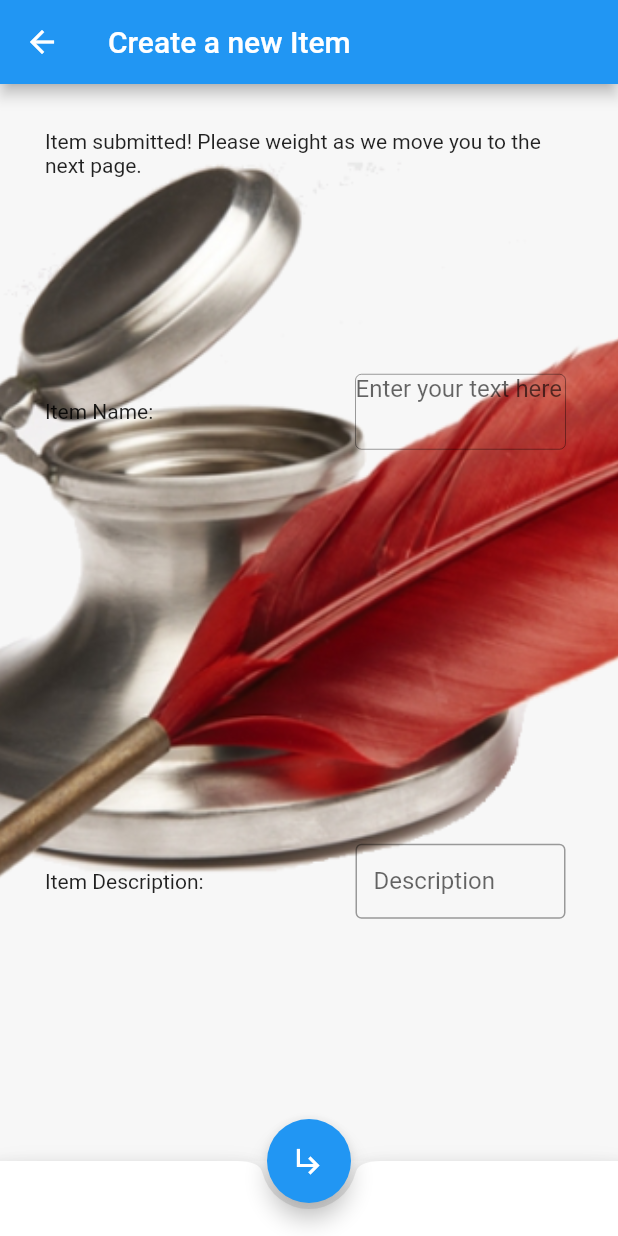
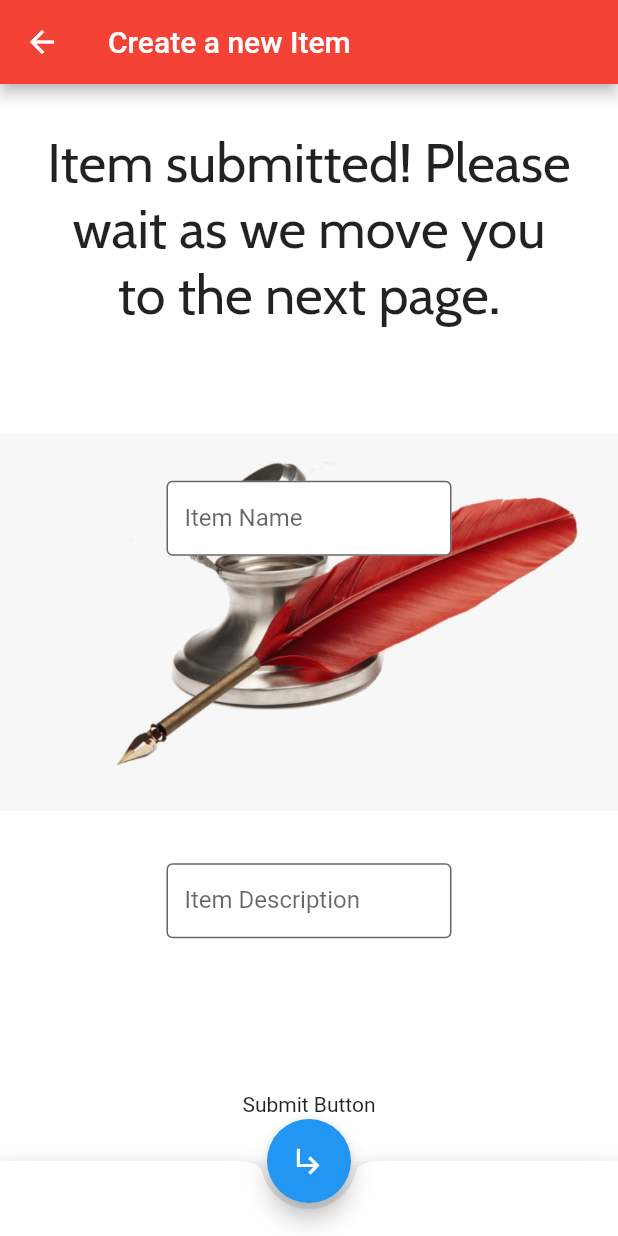
Before and after one commit to Guy-Axelburg/parker_kouns_app_final, a Flutter app: the createNew screen opened by its route, after a tap on the "subdirectory arrow right" icon, on a phone screen of 412 x 824 dp. Run offline on Flutter 3.47's test engine with Material 2 defaults, Android fonts, the phone set to English and light mode, and no system bars; our stand-ins replace google_fonts; project files that could hold a hidden picture were left out.

Commit message:
final commit - for now

```diff
--- a/lib/main.dart
+++ b/lib/main.dart
@@ -1,11 +1,15 @@
 import 'dart:async';
 import 'dart:convert';
+import 'dart:math';
 
 import 'package:flutter/cupertino.dart';
 import 'package:flutter/material.dart';
 import 'package:flutter/services.dart';
 import 'itemList.dart' as globals;
 import 'package:google_fonts/google_fonts.dart';
+
+//D&D MAGIC ITEM REPOSITORY APP
+//BY PARKER KOUNS
 
 Future<void> main() async {
   WidgetsFlutterBinding.ensureInitialized();
@@ -63,7 +67,7 @@ class _HomePage extends State<HomePage> {
           padding: const EdgeInsets.symmetric(horizontal: 20.0),
           child: ListView(children: [
             Text(
-              "\nABOUT ME PAGE\n",
+              "\nABOUT PAGE\n",
               textAlign: TextAlign.center,
               style: GoogleFonts.getFont("Cabin",
                   fontSize: 32, fontWeight: FontWeight.bold),
@@ -75,7 +79,7 @@ class _HomePage extends State<HomePage> {
                     child: const Text(
                       "Hello, welcome to my D&D magic item creator. I wanted"
                       "to make an app to solve a specific problem I've had. First, when making homebrew items for my players, "
-                      "I want to have the item in a visual, easily accesible format, so I would make cards with an online generator."
+                      "I want to have the item in a visual, easily accessible format, so I would make cards with an online generator."
                       "However, it was limited, and the formatting left much to be desired. So I decided to make an app that will record all the data"
                       "for me. Hopefully I will have it able to spit out cards, but at least I can jot down ideas quickly when inspiration strikes. ",
                       style: TextStyle(color: Colors.white),
@@ -95,17 +99,22 @@ class _HomePage extends State<HomePage> {
                   child: Column(
                       mainAxisAlignment: MainAxisAlignment.start,
                       children: <Widget>[
-
-                  Padding(padding: EdgeInsets.only(top: 20),
-                    child:
-                    Text(
+                    Padding(
+                      padding: EdgeInsets.only(top: 20),
+                      child: Text(
                         "HOME PAGE",
                         textAlign: TextAlign.center,
                         style: GoogleFonts.getFont("Cabin",
-                          fontSize: 40, fontWeight: FontWeight.bold, shadows: [Shadow(color: Colors.black12,blurRadius:(5), offset: Offset(5.0,5.0))]),
+                            fontSize: 40,
+                            fontWeight: FontWeight.bold,
+                            shadows: [
+                              const Shadow(
+                                  color: Colors.black12,
+                                  blurRadius: (5),
+                                  offset: Offset(5.0, 5.0))
+                            ]),
                       ),
                     ),
-
 
                     Padding(
                       padding: EdgeInsets.only(top: 40, bottom: 10),
@@ -121,7 +130,6 @@ class _HomePage extends State<HomePage> {
                         label: Text("Create New Item"),
                       ),
                     ),
-
 
                     //second BUTTON
                     Padding(
@@ -146,15 +154,14 @@ class _HomePage extends State<HomePage> {
                     Padding(
                         padding: EdgeInsets.only(top: 10, bottom: 10),
                         child: ElevatedButton.icon(
-
                           icon: const Icon(
                             Icons.folder,
                             color: Colors.orangeAccent,
                             size: 70,
                           ),
                           style: ElevatedButton.styleFrom(
-                              backgroundColor: Colors.red,),
-
+                            backgroundColor: Colors.red,
+                          ),
                           onPressed: () {
                             Navigator.of(context).pushNamed("/repository");
                           },
@@ -289,7 +296,7 @@ class _createNew extends State<createNew> {
   static TextEditingController controller6 = TextEditingController();
 */
   _submit() {
-    Items newSubmisson = new Items(
+    Items newSubmisson = Items(
       nameCon.text,
       descCon.text,
     );
@@ -300,18 +307,20 @@ class _createNew extends State<createNew> {
   @override
   Widget build(BuildContext context) {
     return Scaffold(
-      appBar: AppBar(title: Text("Create a new Item")),
+      appBar: AppBar(title: const Text("Create a new Item"), backgroundColor: Colors.red),
       body: Container(
           decoration: const BoxDecoration(
             color: Colors.white,
             image: DecorationImage(
-                image: AssetImage("images/pennquill.jpg"), fit: BoxFit.cover),
+                image: AssetImage("images/pennquill.jpg"), fit: BoxFit.scaleDown, opacity: 99,),
           ),
           padding: EdgeInsets.all(30.0),
           child: Column(children: [
-            Text(submissionStatus),
+            Text(submissionStatus,style: GoogleFonts.getFont("Cabin", fontSize: 36),textAlign: TextAlign.center),
+
             Expanded(child: entry1),
            Expanded(child: entry2),
+            const Text("Submit Button")
 
             /* going to work with just 2 text controllers for right now
             Expanded(child: entry3),
@@ -330,7 +339,7 @@ class _createNew extends State<createNew> {
           _submit();
           FocusManager.instance.primaryFocus?.unfocus();
           submissionStatus =
-              "Item submitted! Please weight as we move you to the next page.";
+              "Item submitted! Please wait as we move you to the next page.";
           Timer(Duration(seconds: 3), () {
             Navigator.of(context).pushNamed("/repository");
           });
@@ -344,46 +353,46 @@ class _createNew extends State<createNew> {
 
   Widget entry1 = Row(
     crossAxisAlignment: CrossAxisAlignment.center,
-    mainAxisAlignment: MainAxisAlignment.spaceBetween,
+    mainAxisAlignment: MainAxisAlignment.center,
     textBaseline: TextBaseline.alphabetic,
     children: <Widget>[
-      const Text("Item Name:"),
+      //const Text("Item Name:"),
       Container(
-          width: 150.0,
+          width: 200.0,
           height: 60.0,
-          padding: EdgeInsets.all(5.0),
-          child: TextField(
-            maxLines: 8, //or null
-            decoration: const InputDecoration.collapsed(
-                border: OutlineInputBorder(), hintText: "Enter your text here"),
+          padding: const EdgeInsets.all(5.0),
+          child: TextField( //or null
+            decoration: const InputDecoration(filled: true, fillColor: Colors.white,
+  border: OutlineInputBorder(), labelText: "Item Name"),
+
             controller: nameCon,
             keyboardType: TextInputType.text,
           ))
     ],
   );
-
 //1st text entry field
-
   Widget entry2 = Row(
     crossAxisAlignment: CrossAxisAlignment.center,
-    mainAxisAlignment: MainAxisAlignment.spaceBetween,
+    mainAxisAlignment: MainAxisAlignment.center,
     textBaseline: TextBaseline.alphabetic,
     children: <Widget>[
-      const Text("Item Description:"),
+      //const Text("Item Description:"),
       Container(
-          width: 150.0,
+          width: 200.0,
           height: 60.0,
           padding: EdgeInsets.all(5.0),
-          child: TextField(
-            decoration: const InputDecoration(
+          child: TextFormField(
+
+            decoration: const InputDecoration(filled: true, fillColor: Colors.white,
               border: OutlineInputBorder(),
-              labelText: "Description ",
+              labelText: "Item Description ",
             ),
             controller: descCon,
             keyboardType: TextInputType.text,
           ))
     ],
   );
+
 
 //2nd text entry field
 
@@ -511,21 +520,21 @@ class _editExisting extends State<editExisting> {
   @override
   Widget build(BuildContext context) {
     return Scaffold(
-        appBar: AppBar(title: Text("Edit Existing Item")),
-        body: ListView(
-          children: [
+        appBar: AppBar(title: const Text("Edit Existing Item")),
+        body:
             Container(
-                decoration: const BoxDecoration(
+                decoration:  const BoxDecoration(
+                  image: DecorationImage(
+                      image: AssetImage("images/construction.jpg")),
                   color: Colors.white,
-                    image: DecorationImage(
-                        image: AssetImage("images/construction.jpg"),
-                        fit: BoxFit.fitHeight)),
-                padding: EdgeInsets.all(20.0),
-                child: Column(children: [
-                  Text("Under Construction!"),
-                ]))
-          ],
-        ));
+                ),
+                padding: const EdgeInsets.all(20.0),
+                child: Column(children: const [
+                  Text("Under Construction!", textAlign: TextAlign.center, style: TextStyle(fontSize: 36)),
+
+                ])),
+
+        );
   }
 }
 
@@ -537,29 +546,62 @@ class repository extends StatefulWidget {
   _repository createState() => _repository();
 }
 
-//THIS MIGHT NEED TO BE IN A DIFFERENT CLASS??
-//IDK MIGHT BE BETTER OUT HERE ON IT'S OWN
 class _repository extends State<repository> {
+  final _random = Random();
+
+
   @override
+
+
   Widget build(BuildContext context) {
     return Scaffold(
-        appBar: AppBar(title: const Text("Repository")),
+        appBar: AppBar(
+            title: const Text("Repository"), backgroundColor: Colors.red),
         body: Container(
-            decoration: const BoxDecoration(
+            decoration:  const BoxDecoration(
+                  image: DecorationImage(
+                  image: AssetImage("images/treasure_chest.png"),opacity: 100),
               color: Colors.white,
-                image: DecorationImage(
-                    image: AssetImage("images/scroll.jpg"),
-                    fit: BoxFit.fitWidth)),
+            ),
             padding: const EdgeInsets.all(20.0),
             child: ListView.builder(
+
                 padding: const EdgeInsets.all(5),
                 itemCount: (globals.itemList.length),
                 itemBuilder: (BuildContext context, int index) {
-                return (ListTile(
-                    title: Text(globals.itemList[index].itemName.toString()),
-                    subtitle:
-                        Text(globals.itemList[index].itemDesc.toString())));
-              },
-            )));
+               return (
+                   Container(
+                    color:  Colors.primaries[_random.nextInt(Colors.primaries.length)]
+                   [_random.nextInt(9) * 100],
+                   child:ListTile(
+
+                        title: Text(globals.itemList[index].itemName.toString(),
+                            style: GoogleFonts.getFont("Cabin", color:  Colors.primaries[_random.nextInt(Colors.primaries.length)]
+                            [_random.nextInt(9) * 100],)),
+                        subtitle: Text(
+                            globals.itemList[index].itemDesc.toString(),
+                            style: GoogleFonts.getFont("Cabin",color:  Colors.primaries[_random.nextInt(Colors.primaries.length)]
+                            [_random.nextInt(9) * 100], ))))
+               );
+                })),
+      bottomNavigationBar: BottomAppBar(
+        shape: const CircularNotchedRectangle(),
+         color: Colors.red,
+        child: Container(height: 50.0, ),
+      ),
+      floatingActionButton: FloatingActionButton(
+          tooltip: 'Submit button',
+          backgroundColor: Colors.yellow,
+
+          child: const Icon(Icons.home, ),
+
+
+
+        onPressed: () => setState(() {
+            Navigator.of(context).pushNamed("/HomePage");
+          })
+        ), floatingActionButtonLocation: FloatingActionButtonLocation.centerDocked,
+
+    );
   }
 }
--- a/pubspec.yaml
+++ b/pubspec.yaml
@@ -65,6 +65,7 @@ flutter:
     - images/scroll.jpg
     - assets/magic_items.json
     - assets/google_fonts/
+    - images/treasure_chest.png
 
   # An image asset can refer to one or more resolution-specific "variants", see
   # https://flutter.dev/assets-and-images/#resolution-aware
```
Also changed, not shown: images/treasure_chest.png (added). Lines whose indentation alone changed are shown as unchanged.
